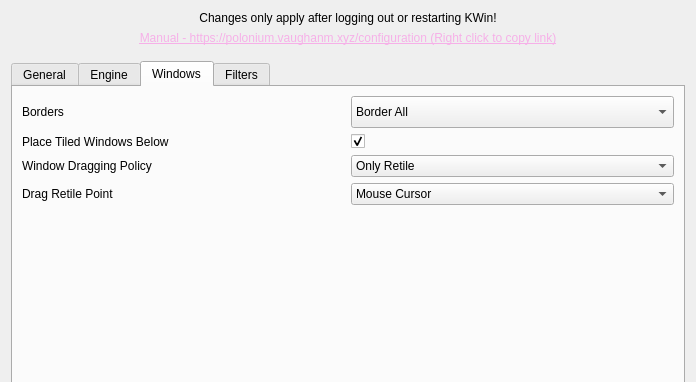
This is res/config.ui in zeroxoneafour/polonium as Qt 5 draws it before an edit; both pictures show x 0 to 696 and y 0 to 382 of the 696 by 666 pixel window. The edited form follows.
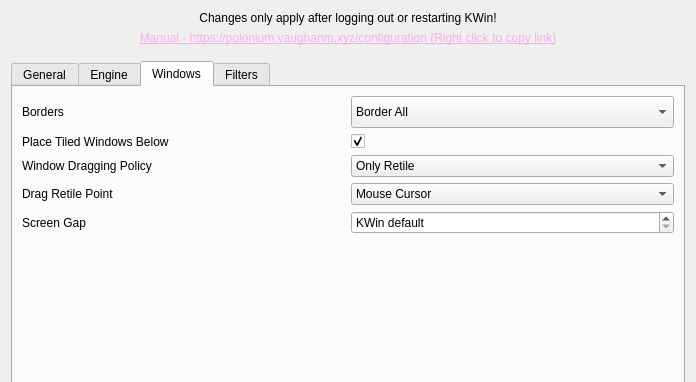
This is the edited form. The open tabs and pages were chosen to show the change.

Commit message:
Add configurable screen gap setting
Add a "Screen Gap" option to the Windows tab (0-20 px). When set, it is
applied as the root tile padding, so KWin leaves the full gap at screen
edges and splits it between neighbouring windows; child tiles inherit it,
so it works for every engine.

The default of 0 ("KWin default") leaves KWin's own tile padding
untouched, so existing setups behave exactly as before.

The edit to the form file:
```diff
--- a/res/config.ui
+++ b/res/config.ui
@@ -839,7 +839,36 @@
          <string>Windows</string>
         </attribute>
         <layout class="QGridLayout" name="gridLayout_5">
-         <item row="5" column="0" colspan="2">
+         <item row="5" column="0">
+          <widget class="QLabel" name="screenGapLabel">
+           <property name="text">
+            <string>Screen Gap</string>
+           </property>
+          </widget>
+         </item>
+         <item row="5" column="1">
+          <widget class="QSpinBox" name="kcfg_ScreenGap">
+           <property name="toolTip">
+            <string>Gap between tiled windows and screen edges. KWin default keeps the padding set in KWin's tile editor.</string>
+           </property>
+           <property name="specialValueText">
+            <string>KWin default</string>
+           </property>
+           <property name="suffix">
+            <string>px</string>
+           </property>
+           <property name="minimum">
+            <number>0</number>
+           </property>
+           <property name="maximum">
+            <number>20</number>
+           </property>
+           <property name="value">
+            <number>0</number>
+           </property>
+          </widget>
+         </item>
+         <item row="6" column="0" colspan="2">
           <spacer name="windowsVerticalSpacer">
            <property name="orientation">
             <enum>Qt::Orientation::Vertical</enum>
```
The commit also changes 3 other files.
